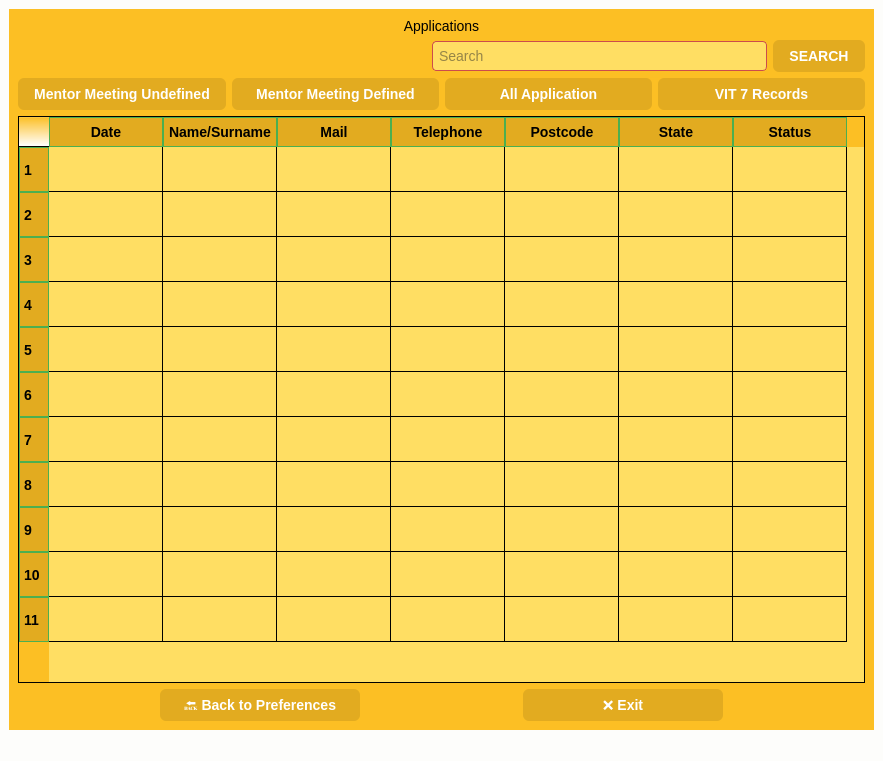
Before: the Qt Designer form app/gui/applications.ui in KursaDSc/Python-Module-Week7, drawn with Qt 5.
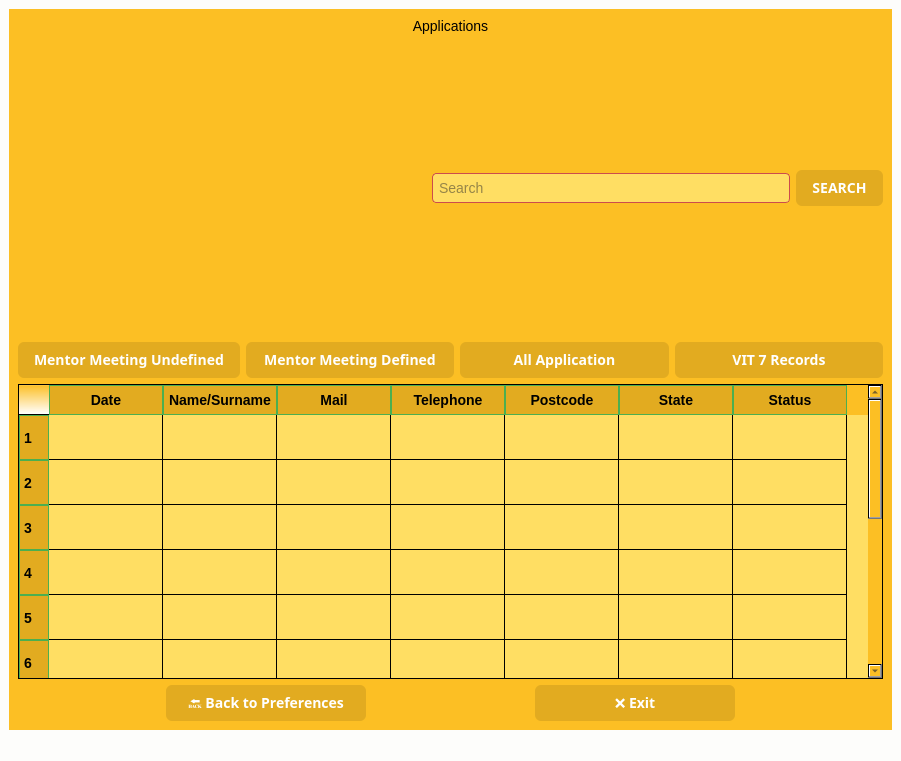
After: the same form once the commit is applied. Icons and pictures are not drawn.

Commit message: baslık ortala

Patch:
```diff
--- a/app/gui/applications.ui
+++ b/app/gui/applications.ui
@@ -6,7 +6,7 @@
    <rect>
     <x>0</x>
     <y>0</y>
-    <width>883</width>
+    <width>901</width>
     <height>761</height>
    </rect>
   </property>
@@ -144,9 +144,6 @@
          </item>
          <item>
           <spacer name="horizontalSpacer_2">
-           <property name="orientation">
-            <enum>Qt::Orientation::Horizontal</enum>
-           </property>
            <property name="sizeHint" stdset="0">
             <size>
              <width>400</width>
@@ -186,8 +183,9 @@
           <widget class="QPushButton" name="pushButton_search_2">
            <property name="font">
             <font>
-             <family>Segoe UI</family>
+             <family>Segoe UI,sans-serif</family>
              <pointsize>-1</pointsize>
+             <weight>75</weight>
              <bold>true</bold>
             </font>
            </property>
@@ -224,8 +222,9 @@
           <widget class="QPushButton" name="pushButton_mentormeetinundefined">
            <property name="font">
             <font>
-             <family>Segoe UI</family>
+             <family>Segoe UI,sans-serif</family>
              <pointsize>-1</pointsize>
+             <weight>75</weight>
              <bold>true</bold>
             </font>
            </property>
@@ -258,8 +257,9 @@
           <widget class="QPushButton" name="pushButton_mentormeetingdefined">
            <property name="font">
             <font>
-             <family>Segoe UI</family>
+             <family>Segoe UI,sans-serif</family>
              <pointsize>-1</pointsize>
+             <weight>75</weight>
              <bold>true</bold>
             </font>
            </property>
@@ -292,8 +292,9 @@
           <widget class="QPushButton" name="pushButton_allaplication">
            <property name="font">
             <font>
-             <family>Segoe UI</family>
+             <family>Segoe UI,sans-serif</family>
              <pointsize>-1</pointsize>
+             <weight>75</weight>
              <bold>true</bold>
             </font>
            </property>
@@ -326,8 +327,9 @@
           <widget class="QPushButton" name="pushButton_vit7records">
            <property name="font">
             <font>
-             <family>Segoe UI</family>
+             <family>Segoe UI,sans-serif</family>
              <pointsize>-1</pointsize>
+             <weight>75</weight>
              <bold>true</bold>
             </font>
            </property>
@@ -450,15 +452,6 @@
               </gradient>
              </brush>
             </colorrole>
-            <colorrole role="PlaceholderText">
-             <brush brushstyle="SolidPattern">
-              <color alpha="128">
-               <red>43</red>
-               <green>43</green>
-               <blue>43</blue>
-              </color>
-             </brush>
-            </colorrole>
            </active>
            <inactive>
             <colorrole role="WindowText">
@@ -548,15 +541,6 @@
               </gradient>
              </brush>
             </colorrole>
-            <colorrole role="PlaceholderText">
-             <brush brushstyle="SolidPattern">
-              <color alpha="128">
-               <red>43</red>
-               <green>43</green>
-               <blue>43</blue>
-              </color>
-             </brush>
-            </colorrole>
            </inactive>
            <disabled>
             <colorrole role="WindowText">
@@ -646,15 +630,6 @@
               </gradient>
              </brush>
             </colorrole>
-            <colorrole role="PlaceholderText">
-             <brush brushstyle="SolidPattern">
-              <color alpha="128">
-               <red>43</red>
-               <green>43</green>
-               <blue>43</blue>
-              </color>
-             </brush>
-            </colorrole>
            </disabled>
           </palette>
          </property>
@@ -777,8 +752,9 @@
            </property>
            <property name="font">
             <font>
-             <family>Segoe UI</family>
+             <family>Segoe UI,sans-serif</family>
              <pointsize>-1</pointsize>
+             <weight>75</weight>
              <bold>true</bold>
             </font>
            </property>
@@ -809,9 +785,6 @@
          </item>
          <item>
           <spacer name="horizontalSpacer">
-           <property name="orientation">
-            <enum>Qt::Orientation::Vertical</enum>
-           </property>
            <property name="sizeType">
             <enum>QSizePolicy::Policy::Fixed</enum>
            </property>
@@ -833,8 +806,9 @@
            </property>
            <property name="font">
             <font>
-             <family>Segoe UI</family>
+             <family>Segoe UI,sans-serif</family>
              <pointsize>-1</pointsize>
+             <weight>75</weight>
              <bold>true</bold>
             </font>
            </property>
```
Left out of the diff: 8 changed lines with no effect on the pictures.
